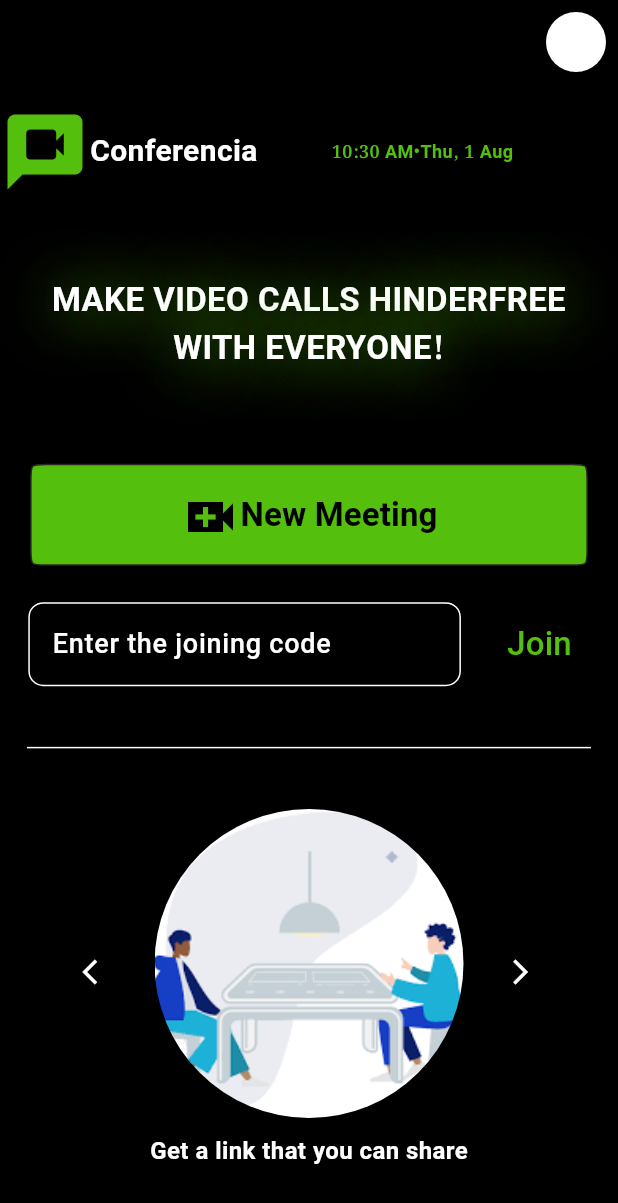
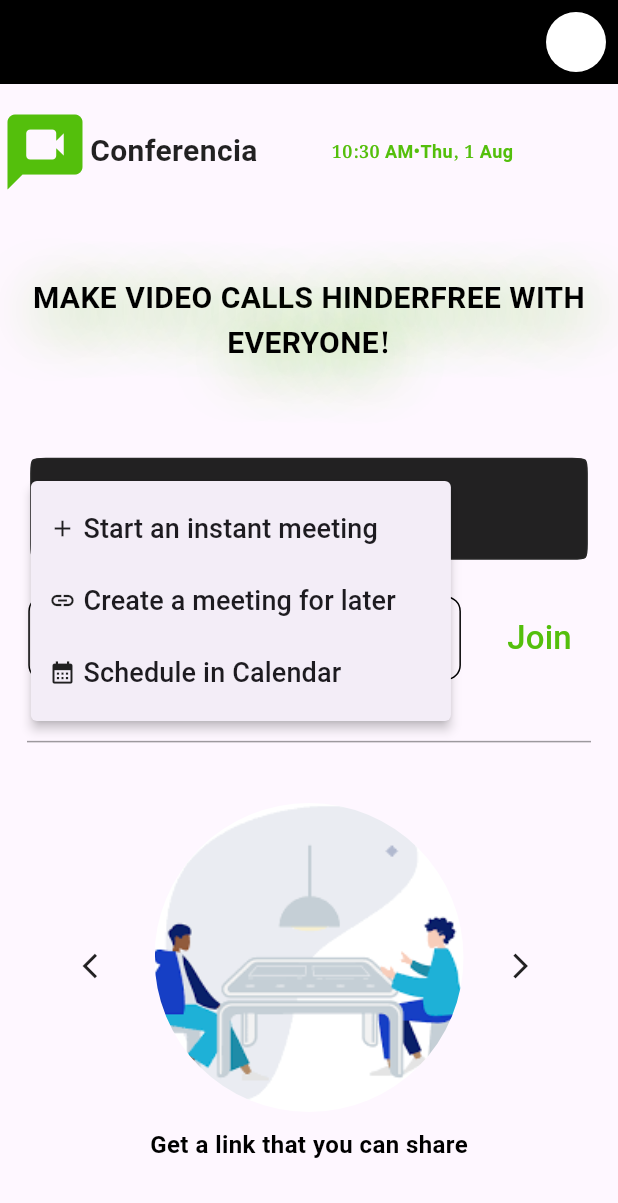
Before and after one commit to Abulaman23/Video-Conference-App, a Flutter app: the HomeScreen screen opened directly, after a tap on "New Meeting", on a phone screen of 412 x 824 dp. Shown: the top 1203 px of the screen. Run offline on Flutter 3.47's test engine with Material 3 defaults, Android fonts, the light colour scheme and no system bars; our stand-ins replace flutter_otp_text_field, google_fonts, line_awesome_flutter, liquid_swipe, smooth_page_indicator.

Commit message:
dropdowniten on clicking new meeting

```diff
--- a/lib/screens/home_screen.dart
+++ b/lib/screens/home_screen.dart
@@ -82,7 +82,6 @@ class _HomeScreenState extends State<HomeScreen> {
             ),
           ],
         ),
-        backgroundColor: const Color.fromARGB(255, 0, 0, 0),
         body: SingleChildScrollView(
           child: Column(
             mainAxisAlignment: MainAxisAlignment.start,
@@ -101,7 +100,7 @@ class _HomeScreenState extends State<HomeScreen> {
                   const Text(
                     'Conferencia',
                     style: TextStyle(
-                      color: Colors.white,
+                      color: Colors.black87,
                       fontSize: 20,
                       fontWeight: FontWeight.bold,
                     ),
@@ -127,14 +126,14 @@ class _HomeScreenState extends State<HomeScreen> {
                 child: Text(
                   'MAKE VIDEO CALLS HINDERFREE WITH EVERYONE!',
                   style: TextStyle(
-                    fontSize: 22,
+                    fontSize: 20,
                     fontWeight: FontWeight.bold,
-                    color: Colors.white,
+                    color: Colors.black,
                     shadows: [
                       Shadow(
                         blurRadius: 50,
                         color: Color.fromARGB(255, 84, 191, 12),
-                        offset: Offset(2, 2),
+                        offset: Offset(5, 8),
                       ),
                     ],
                   ),
@@ -147,14 +146,41 @@ class _HomeScreenState extends State<HomeScreen> {
               ElevatedButton(
                 onPressed: () {},
                 style: ElevatedButton.styleFrom(
-                  backgroundColor: const Color.fromARGB(255, 84, 191, 12),
+                  backgroundColor: Colors.black87,
                   shape: const ContinuousRectangleBorder(
                     borderRadius: BorderRadius.all(
                       Radius.circular(10),
                     ),
                   ),
                 ),
-                child: GestureDetector(
+                child: PopupMenuButton<String>(
+                  onSelected: (String result) {
+                    // Handle the selected menu item.
+                    // ignore: avoid_print
+                    print('Selected: $result');
+                  },
+                  itemBuilder: (BuildContext context) =>
+                      <PopupMenuEntry<String>>[
+                    const PopupMenuItem<String>(
+                      value: 'Start an instant meeting',
+                      child: DropdownItem(
+                        icon: Icons.add,
+                        text: 'Start an instant meeting',
+                      ),
+                    ),
+                    const PopupMenuItem<String>(
+                      value: 'Create a meeting for later',
+                      child: DropdownItem(
+                          icon: Icons.link_outlined,
+                          text: 'Create a meeting for later'),
+                    ),
+                    const PopupMenuItem<String>(
+                      value: 'Schedule in Calendar',
+                      child: DropdownItem(
+                          icon: Icons.calendar_month,
+                          text: 'Schedule in Calendar'),
+                    ),
+                  ],
                   child: SizedBox(
                     width: size.width * 0.9,
                     height: size.height * 0.045,
@@ -164,12 +190,12 @@ class _HomeScreenState extends State<HomeScreen> {
                         Icon(
                           Icons.video_call_sharp,
                           size: 40,
-                          color: Colors.black,
+                          color: Colors.white,
                         ),
                         Text(
                           'New Meeting',
                           style: TextStyle(
-                            color: Colors.black,
+                            color: Colors.white,
                             fontSize: 22,
                             fontWeight: FontWeight.bold,
                           ),
@@ -194,19 +220,19 @@ class _HomeScreenState extends State<HomeScreen> {
                       labelText: 'Enter the joining code',
                       labelStyle: const TextStyle(
                         fontSize: 18,
-                        color: Colors.white,
+                        color: Colors.black,
                         fontWeight: FontWeight.w500,
                       ),
                       enabledBorder: OutlineInputBorder(
                         borderRadius: BorderRadius.circular(10),
                         borderSide: const BorderSide(
-                          color: Colors.white,
+                          color: Colors.black,
                         ),
                       ),
                       focusedBorder: OutlineInputBorder(
                         borderRadius: BorderRadius.circular(10),
                         borderSide: const BorderSide(
-                          color: Colors.white,
+                          color: Colors.black87,
                         ),
                       ),
                     ),
@@ -227,7 +253,7 @@ class _HomeScreenState extends State<HomeScreen> {
                 height: size.height * 0.04,
               ),
               const Divider(
-                color: Colors.white,
+                color: Colors.black38,
                 indent: 18,
                 endIndent: 18,
               ),
@@ -265,7 +291,7 @@ class _HomeScreenState extends State<HomeScreen> {
                               Text(
                                 _texts[index],
                                 style: const TextStyle(
-                                  color: Colors.white,
+                                  color: Colors.black,
                                   fontSize: 16,
                                   fontWeight: FontWeight.w600,
                                 ),
@@ -288,7 +314,7 @@ class _HomeScreenState extends State<HomeScreen> {
                         child: const Icon(
                           Icons.arrow_back_ios,
                           size: 20,
-                          color: Colors.white,
+                          color: Colors.black87,
                         ),
                       ),
                     ),
@@ -300,7 +326,7 @@ class _HomeScreenState extends State<HomeScreen> {
                         child: const Icon(
                           Icons.arrow_forward_ios,
                           size: 20,
-                          color: Colors.white,
+                          color: Colors.black87,
                         ),
                       ),
                     ),
@@ -314,3 +340,32 @@ class _HomeScreenState extends State<HomeScreen> {
     );
   }
 }
+
+class DropdownItem extends StatelessWidget {
+  const DropdownItem({
+    super.key,
+    required this.icon,
+    required this.text,
+  });
+  final IconData icon;
+  final String text;
+
+  @override
+  Widget build(BuildContext context) {
+    return Row(
+      children: [
+        Icon(
+          icon,
+          color: Colors.black87,
+        ),
+        const SizedBox(width: 5),
+        Text(
+          text,
+          style: const TextStyle(
+            fontSize: 18,
+          ),
+        ),
+      ],
+    );
+  }
+}
```
